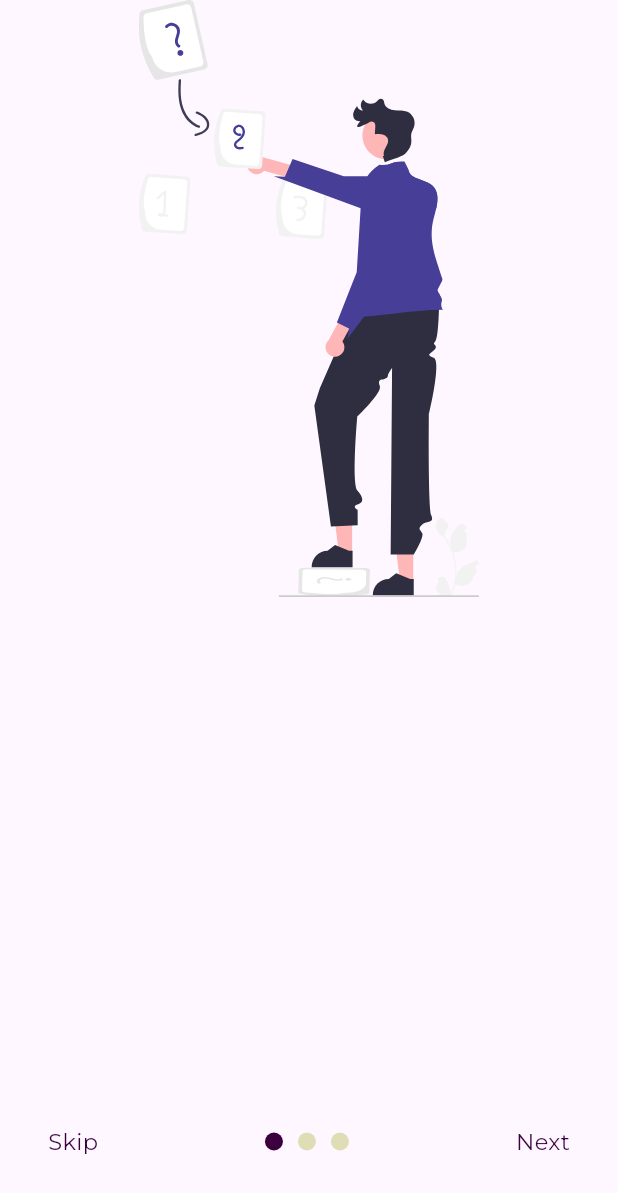
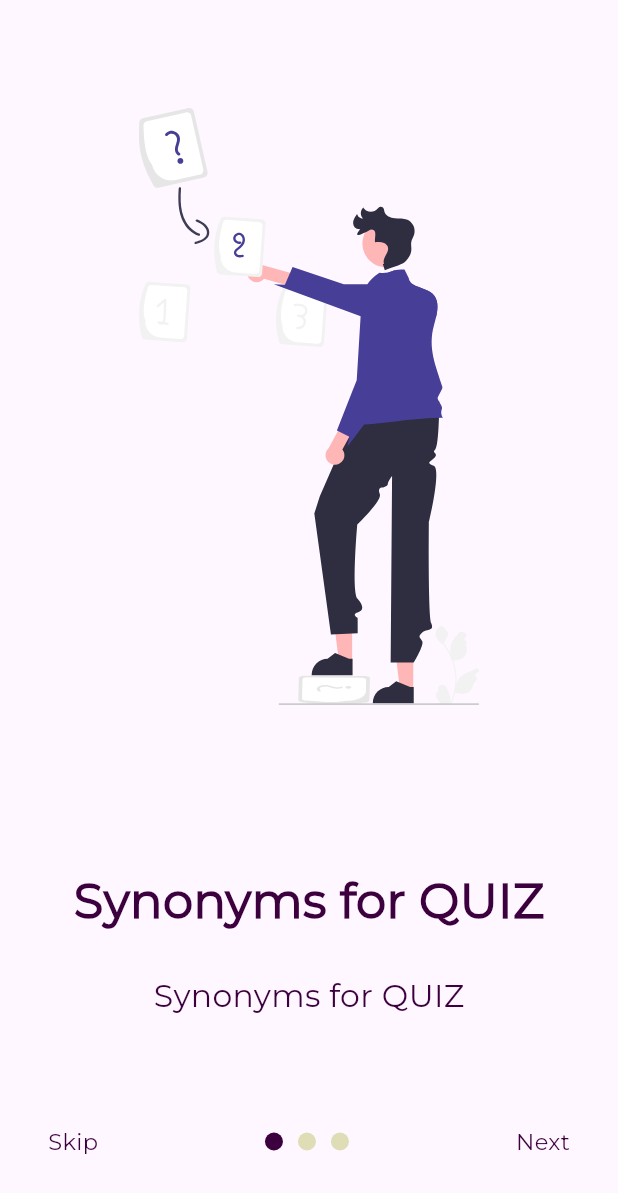
Before and after one commit to Ny6358528/Quiz-App, a Flutter app: the OnboardingScreen screen opened by its route, on a phone screen of 412 x 824 dp. Shown: the top 1193 px of the screen. Run offline on Flutter 3.47's test engine with Material 3 defaults, Android fonts, the phone set to English and light mode, and no system bars; drawn by our look-alikes of dots_indicator; our stand-ins replace flutter_svg.

Commit message:
add page view builder

```diff
--- a/lib/controller/onboarding/onboarding_controller.dart
+++ b/lib/controller/onboarding/onboarding_controller.dart
@@ -25,4 +25,9 @@ class OnboardingController {
     }
     inPutDotStream.add(currentPage);
   }
+
+  void Disposed(){
+    _dotStreamController.close();
+    inPutDotStream.close();
+  }
 }
--- a/lib/core/resources/font_managers.dart
+++ b/lib/core/resources/font_managers.dart
@@ -7,5 +7,6 @@ class FontSize{
   static const double f15=15;
 
   static const double f21=21;
+  static const double f32=32;
   static const double f400=400;
 }
--- a/lib/core/resources/height_managers.dart
+++ b/lib/core/resources/height_managers.dart
@@ -1,6 +1,8 @@
 class HeightManagers {
   static const double h12=12;
+  static const double h24=24;
   static const double h70=70;
+  static const double h108=108;
   static const double h129=129;
 
 }
--- a/lib/core/resources/string_managers.dart
+++ b/lib/core/resources/string_managers.dart
@@ -3,5 +3,6 @@ class StringManagers {
   static const String kGetStarted="Get Started";
   static const String kNext= "Next";
   static const String kSkip= "Skip";
+  static const String kSynonymsforQUIZ= "Synonyms for QUIZ";
 
 }
--- a/lib/view/on_boarding/screens/onboarding_screen.dart
+++ b/lib/view/on_boarding/screens/onboarding_screen.dart
@@ -1,7 +1,11 @@
 import 'package:flutter/material.dart';
 import 'package:flutter_svg/svg.dart';
+import 'package:quizapp/core/resources/string_managers.dart';
 import '../../../controller/onboarding/onboarding_controller.dart';
 import '../../../core/resources/asset_values_managers.dart';
+import '../../../core/resources/colors_managers.dart';
+import '../../../core/resources/font_managers.dart';
+import '../../../core/resources/height_managers.dart';
 import '../widgets/custom_bottom_navigation_bar_on_boarding_screen.dart';
 
 class OnboardingScreen extends StatefulWidget {
@@ -19,6 +23,12 @@ class _OnboardingScreenState extends State<OnboardingScreen> {
     super.initState();
     onboardingController=OnboardingController();
   }
+  @override
+  void dispose() {
+    onboardingController.Disposed();
+    // TODO: implement dispose
+    super.dispose();
+  }
 
   @override
   Widget build(BuildContext context) {
@@ -26,16 +36,41 @@ class _OnboardingScreenState extends State<OnboardingScreen> {
       body: Column(
         children: [
           Expanded(
-            child: Column(children: [  SvgPicture.asset(
-        AssetValuesManagers.kOnBoardingImage1,
-      ),
+            child: PageView.builder(
+              itemCount: 3,
+              itemBuilder: (context, index) {
+                return Center(
+                  child: SingleChildScrollView(
+                    child: Column(
+                      crossAxisAlignment: CrossAxisAlignment.center,
+                      children: [
+                        SvgPicture.asset(
+                          AssetValuesManagers.kOnBoardingImage1,
+                        ),
+                        SizedBox(height: HeightManagers.h108,),
+
+                        Text(StringManagers.kSynonymsforQUIZ,style: TextStyle(
+                          fontSize: FontSize.f32,
+                          fontWeight: FontWeight.w600,
+                          color: ColorsManagers.kSecenrdyColor,
+                        ),),
+                        SizedBox(height: HeightManagers.h24,),
+                        Text(StringManagers.kSynonymsforQUIZ,style: TextStyle(
+                          fontSize: FontSize.f21,
+                          fontWeight: FontWeight.w400,
+                          color: ColorsManagers.kSecenrdyColor,
+                        ),),
+                      ]
+                    ),
+                  ),
+                );
+              },
+            ),
 
 
 
 
-            ]
 
-            ),
 
           ),
 
```
